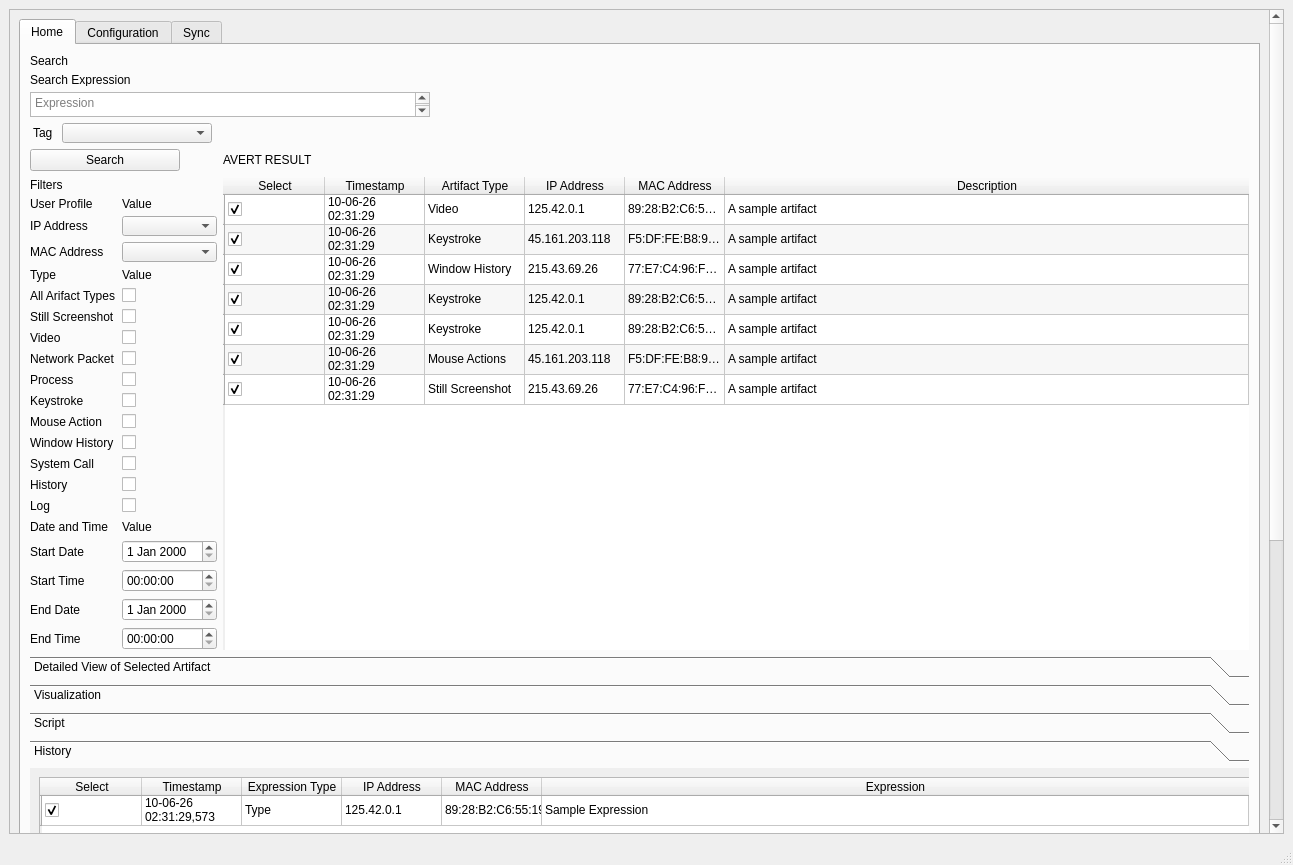
First picture: the form in AvertUI.ui, repository TheCappers/UserInterface, before the edit.
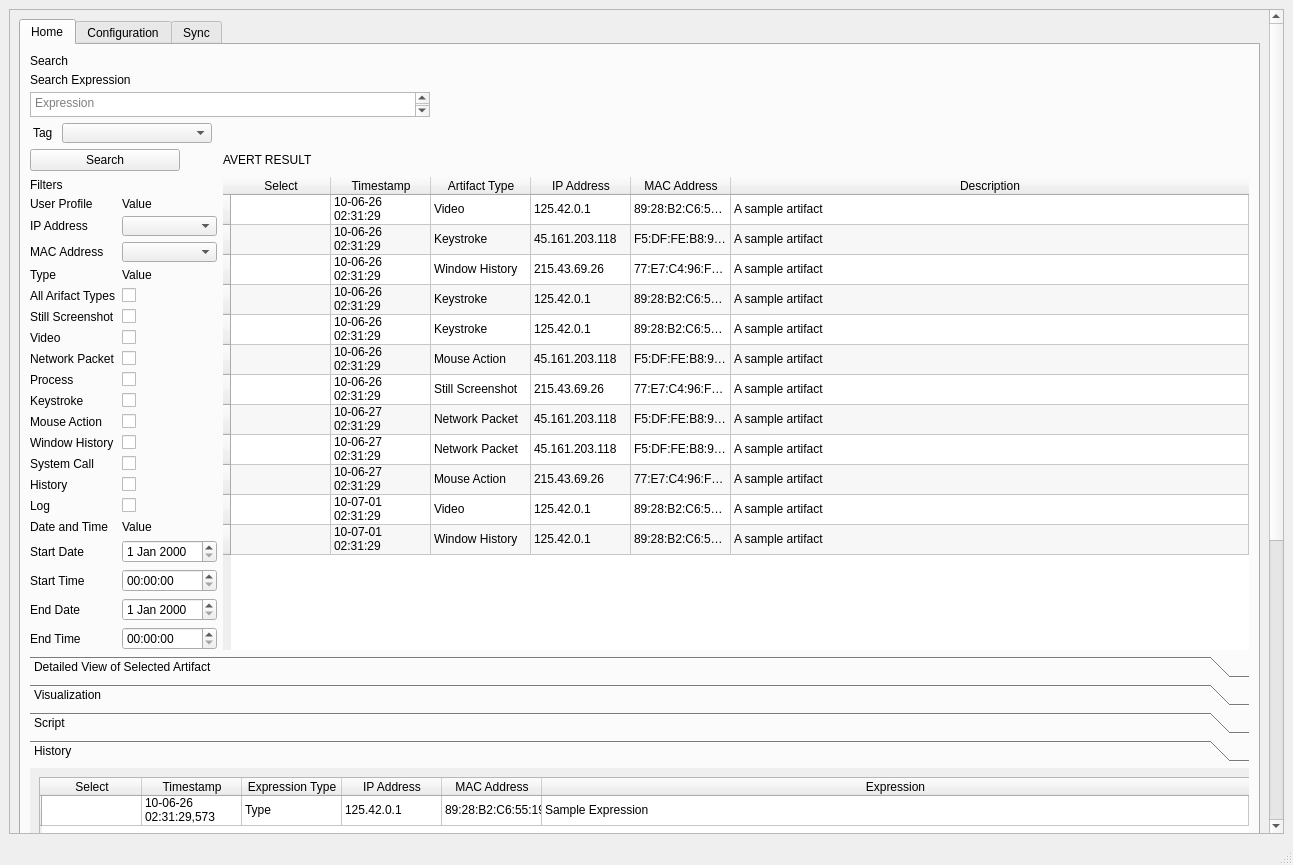
Second picture: the form after the edit. The open tabs and pages were chosen to show the change.

Commit message: Set checkboxes to unchecked

What changed in the file:
```diff
--- a/AvertUI.ui
+++ b/AvertUI.ui
@@ -24,7 +24,7 @@
        <property name="geometry">
         <rect>
          <x>0</x>
-         <y>0</y>
+         <y>-561</y>
          <width>1265</width>
          <height>1358</height>
         </rect>
@@ -441,6 +441,31 @@
                   <string/>
                  </property>
                 </row>
+                <row>
+                 <property name="text">
+                  <string> </string>
+                 </property>
+                </row>
+                <row>
+                 <property name="text">
+                  <string> </string>
+                 </property>
+                </row>
+                <row>
+                 <property name="text">
+                  <string> </string>
+                 </property>
+                </row>
+                <row>
+                 <property name="text">
+                  <string> </string>
+                 </property>
+                </row>
+                <row>
+                 <property name="text">
+                  <string> </string>
+                 </property>
+                </row>
                 <column>
                  <property name="text">
                   <string>Select</string>
@@ -476,7 +501,7 @@
                   <string/>
                  </property>
                  <property name="checkState">
-                  <enum>Checked</enum>
+                  <enum>Unchecked</enum>
                  </property>
                 </item>
                 <item row="0" column="1">
@@ -509,7 +534,7 @@
                   <string/>
                  </property>
                  <property name="checkState">
-                  <enum>Checked</enum>
+                  <enum>Unchecked</enum>
                  </property>
                 </item>
                 <item row="1" column="1">
@@ -542,7 +567,7 @@
                   <string/>
                  </property>
                  <property name="checkState">
-                  <enum>Checked</enum>
+                  <enum>Unchecked</enum>
                  </property>
                 </item>
                 <item row="2" column="1">
@@ -575,7 +600,7 @@
                   <string/>
                  </property>
                  <property name="checkState">
-                  <enum>Checked</enum>
+                  <enum>Unchecked</enum>
                  </property>
                 </item>
                 <item row="3" column="1">
@@ -608,7 +633,7 @@
                   <string/>
                  </property>
                  <property name="checkState">
-                  <enum>Checked</enum>
+                  <enum>Unchecked</enum>
                  </property>
                 </item>
                 <item row="4" column="1">
@@ -641,7 +666,7 @@
                   <string/>
                  </property>
                  <property name="checkState">
-                  <enum>Checked</enum>
+                  <enum>Unchecked</enum>
                  </property>
                 </item>
                 <item row="5" column="1">
@@ -651,7 +676,7 @@
                 </item>
                 <item row="5" column="2">
                  <property name="text">
-                  <string>Mouse Actions</string>
+                  <string>Mouse Action</string>
                  </property>
                 </item>
                 <item row="5" column="3">
@@ -674,7 +699,7 @@
                   <string/>
                  </property>
                  <property name="checkState">
-                  <enum>Checked</enum>
+                  <enum>Unchecked</enum>
                  </property>
                 </item>
                 <item row="6" column="1">
@@ -702,6 +727,171 @@
                   <string>A sample artifact</string>
                  </property>
                 </item>
+                <item row="7" column="0">
+                 <property name="text">
+                  <string/>
+                 </property>
+                 <property name="checkState">
+                  <enum>Unchecked</enum>
+                 </property>
+                </item>
+                <item row="7" column="1">
+                 <property name="text">
+                  <string>10-06-27 02:31:29</string>
+                 </property>
+                </item>
+                <item row="7" column="2">
+                 <property name="text">
+                  <string>Network Packet</string>
+                 </property>
+                </item>
+                <item row="7" column="3">
+                 <property name="text">
+                  <string>45.161.203.118</string>
+                 </property>
+                </item>
+                <item row="7" column="4">
+                 <property name="text">
+                  <string>F5:DF:FE:B8:93:D3</string>
+                 </property>
+                </item>
+                <item row="7" column="5">
+                 <property name="text">
+                  <string>A sample artifact</string>
+                 </property>
+                </item>
+                <item row="8" column="0">
+                 <property name="text">
+                  <string/>
+                 </property>
+                 <property name="checkState">
+                  <enum>Unchecked</enum>
+                 </property>
+                </item>
+                <item row="8" column="1">
+                 <property name="text">
+                  <string>10-06-27 02:31:29</string>
+                 </property>
+                </item>
+                <item row="8" column="2">
+                 <property name="text">
+                  <string>Network Packet</string>
+                 </property>
+                </item>
+                <item row="8" column="3">
+                 <property name="text">
+                  <string>45.161.203.118</string>
+                 </property>
+                </item>
+                <item row="8" column="4">
+                 <property name="text">
+                  <string>F5:DF:FE:B8:93:D3</string>
+                 </property>
+                </item>
+                <item row="8" column="5">
+                 <property name="text">
+                  <string>A sample artifact</string>
+                 </property>
+                </item>
+                <item row="9" column="0">
+                 <property name="text">
+                  <string/>
+                 </property>
+                 <property name="checkState">
+                  <enum>Unchecked</enum>
+                 </property>
+                </item>
+                <item row="9" column="1">
+                 <property name="text">
+                  <string>10-06-27 02:31:29</string>
+                 </property>
+                </item>
+                <item row="9" column="2">
+                 <property name="text">
+                  <string>Mouse Action</string>
+                 </property>
+                </item>
+                <item row="9" column="3">
+                 <property name="text">
+                  <string>215.43.69.26</string>
+                 </property>
+                </item>
+                <item row="9" column="4">
+                 <property name="text">
+                  <string>77:E7:C4:96:F3:E6</string>
+                 </property>
+                </item>
+                <item row="9" column="5">
+                 <property name="text">
+                  <string>A sample artifact</string>
+                 </property>
+                </item>
+                <item row="10" column="0">
+                 <property name="text">
+                  <string/>
+                 </property>
+                 <property name="checkState">
+                  <enum>Unchecked</enum>
+                 </property>
+                </item>
+                <item row="10" column="1">
+                 <property name="text">
+                  <string>10-07-01 02:31:29</string>
+                 </property>
+                </item>
+                <item row="10" column="2">
+                 <property name="text">
+                  <string>Video</string>
+                 </property>
+                </item>
+                <item row="10" column="3">
+                 <property name="text">
+                  <string>125.42.0.1</string>
+                 </property>
+                </item>
+                <item row="10" column="4">
+                 <property name="text">
+                  <string>89:28:B2:C6:55:19</string>
+                 </property>
+                </item>
+                <item row="10" column="5">
+                 <property name="text">
+                  <string>A sample artifact</string>
+                 </property>
+                </item>
+                <item row="11" column="0">
+                 <property name="text">
+                  <string/>
+                 </property>
+                 <property name="checkState">
+                  <enum>Unchecked</enum>
+                 </property>
+                </item>
+                <item row="11" column="1">
+                 <property name="text">
+                  <string>10-07-01 02:31:29</string>
+                 </property>
+                </item>
+                <item row="11" column="2">
+                 <property name="text">
+                  <string>Window History</string>
+                 </property>
+                </item>
+                <item row="11" column="3">
+                 <property name="text">
+                  <string>125.42.0.1</string>
+                 </property>
+                </item>
+                <item row="11" column="4">
+                 <property name="text">
+                  <string>89:28:B2:C6:55:19</string>
+                 </property>
+                </item>
+                <item row="11" column="5">
+                 <property name="text">
+                  <string>A sample artifact</string>
+                 </property>
+                </item>
                </widget>
               </item>
               <item row="0" column="0">
@@ -2329,7 +2519,7 @@
                   </font>
                  </property>
                  <property name="checkState">
-                  <enum>Checked</enum>
+                  <enum>Unchecked</enum>
                  </property>
                 </item>
                 <item row="0" column="1">
```
